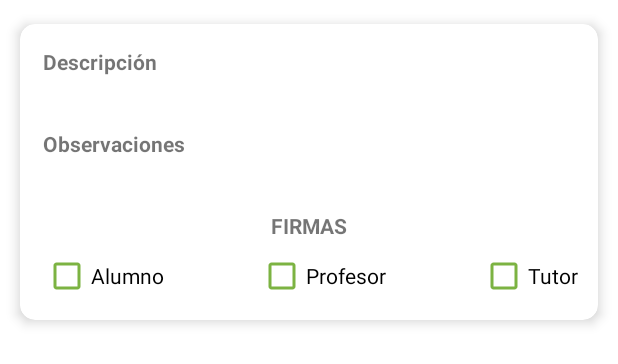
After one commit to Jmarser/Proyecto_as, an Android app: the layout ficha_row.xml on its own in the app's theme, with its tools: preview values and no code run, on a phone screen of 412 x 824 dp. The commit adds this screen. Shown: the top 364 px of the screen. Run offline under Robolectric (Android 15) with nearby library versions, the phone set to English and light mode, and no system bars.

Commit message:
preparando la UI

```diff
--- /dev/null
+++ b/app/src/main/res/drawable/ic_logout.xml
@@ -0,0 +1,5 @@
+<vector android:height="24dp" android:viewportHeight="96.943"
+    android:viewportWidth="96.943" android:width="24dp" xmlns:android="http://schemas.android.com/apk/res/android">
+    <path android:fillColor="#FF000000" android:pathData="M61.168,83.92H11.364V13.025H61.17c1.104,0 2,-0.896 2,-2V3.66c0,-1.104 -0.896,-2 -2,-2H2c-1.104,0 -2,0.896 -2,2v89.623c0,1.104 0.896,2 2,2h59.168c1.105,0 2,-0.896 2,-2V85.92C63.168,84.814 62.274,83.92 61.168,83.92z"/>
+    <path android:fillColor="#FF000000" android:pathData="M96.355,47.058l-26.922,-26.92c-0.75,-0.751 -2.078,-0.75 -2.828,0l-6.387,6.388c-0.781,0.781 -0.781,2.047 0,2.828l12.16,12.162H19.737c-1.104,0 -2,0.896 -2,2v9.912c0,1.104 0.896,2 2,2h52.644L60.221,67.59c-0.781,0.781 -0.781,2.047 0,2.828l6.387,6.389c0.375,0.375 0.885,0.586 1.414,0.586c0.531,0 1.039,-0.211 1.414,-0.586l26.922,-26.92c0.375,-0.375 0.586,-0.885 0.586,-1.414C96.943,47.941 96.73,47.433 96.355,47.058z"/>
+</vector>
--- /dev/null
+++ b/app/src/main/res/layout/ficha_row.xml
@@ -0,0 +1,111 @@
+<?xml version="1.0" encoding="utf-8"?>
+<androidx.cardview.widget.CardView
+    xmlns:android="http://schemas.android.com/apk/res/android"
+    xmlns:app="http://schemas.android.com/apk/res-auto"
+    xmlns:tools="http://schemas.android.com/tools"
+    android:layout_width="match_parent"
+    android:layout_height="wrap_content"
+    android:layout_margin="5dp"
+    app:cardCornerRadius="10dp"
+    app:cardElevation="5dp"
+    app:cardUseCompatPadding="true">
+
+    <androidx.constraintlayout.widget.ConstraintLayout
+        android:layout_width="match_parent"
+        android:layout_height="match_parent"
+        android:padding="5dp">
+
+        <TextView
+            android:id="@+id/tv_info_descripcion"
+            android:layout_width="wrap_content"
+            android:layout_height="wrap_content"
+            android:layout_marginStart="10dp"
+            android:layout_marginTop="10dp"
+            android:text="@string/descripcion"
+            android:textStyle="bold"
+            app:layout_constraintStart_toStartOf="parent"
+            app:layout_constraintTop_toTopOf="parent" />
+
+        <TextView
+            android:id="@+id/tv_descripcion"
+            android:layout_width="0dp"
+            android:layout_height="wrap_content"
+            android:layout_marginStart="10dp"
+            android:layout_marginTop="8dp"
+            android:layout_marginEnd="10dp"
+            android:maxLines="2"
+            app:layout_constraintEnd_toEndOf="parent"
+            app:layout_constraintStart_toStartOf="parent"
+            app:layout_constraintTop_toBottomOf="@+id/tv_info_descripcion" />
+
+        <TextView
+            android:id="@+id/tv_info_observaciones"
+            android:layout_width="wrap_content"
+            android:layout_height="wrap_content"
+            android:layout_marginStart="10dp"
+            android:layout_marginTop="8dp"
+            android:text="@string/observaciones"
+            android:textStyle="bold"
+            app:layout_constraintStart_toStartOf="parent"
+            app:layout_constraintTop_toBottomOf="@+id/tv_descripcion" />
+
+        <TextView
+            android:id="@+id/tv_observaciones"
+            android:layout_width="0dp"
+            android:layout_height="wrap_content"
+            android:layout_marginStart="10dp"
+            android:layout_marginTop="8dp"
+            android:layout_marginEnd="10dp"
+            android:maxLines="2"
+            app:layout_constraintEnd_toEndOf="parent"
+            app:layout_constraintStart_toStartOf="parent"
+            app:layout_constraintTop_toBottomOf="@+id/tv_info_observaciones" />
+
+        <TextView
+            android:id="@+id/tv_info_firmas"
+            android:layout_width="0dp"
+            android:layout_height="wrap_content"
+            android:layout_marginStart="10dp"
+            android:layout_marginTop="8dp"
+            android:layout_marginEnd="10dp"
+            android:text="@string/firmas"
+            android:textAlignment="center"
+            android:textStyle="bold"
+            app:layout_constraintEnd_toEndOf="parent"
+            app:layout_constraintStart_toStartOf="parent"
+            app:layout_constraintTop_toBottomOf="@+id/tv_observaciones" />
+
+        <CheckBox
+            android:id="@+id/cb_firma_alumno"
+            android:layout_width="wrap_content"
+            android:layout_height="wrap_content"
+            android:layout_marginStart="10dp"
+            android:buttonTint="@color/md_light_green_600"
+            android:clickable="false"
+            android:text="@string/alumno"
+            app:layout_constraintStart_toStartOf="parent"
+            app:layout_constraintTop_toBottomOf="@+id/tv_info_firmas" />
+
+        <CheckBox
+            android:id="@+id/cb_firma_profesor"
+            android:layout_width="wrap_content"
+            android:layout_height="wrap_content"
+            android:buttonTint="@color/md_light_green_600"
+            android:clickable="false"
+            android:text="@string/profesor"
+            app:layout_constraintEnd_toStartOf="@+id/cb_firma_tutor"
+            app:layout_constraintStart_toEndOf="@+id/cb_firma_alumno"
+            app:layout_constraintTop_toBottomOf="@+id/tv_info_firmas" />
+
+        <CheckBox
+            android:id="@+id/cb_firma_tutor"
+            android:layout_width="wrap_content"
+            android:layout_height="wrap_content"
+            android:layout_marginEnd="8dp"
+            android:buttonTint="@color/md_light_green_600"
+            android:clickable="false"
+            android:text="@string/tutor"
+            app:layout_constraintEnd_toEndOf="parent"
+            app:layout_constraintTop_toBottomOf="@+id/tv_info_firmas" />
+    </androidx.constraintlayout.widget.ConstraintLayout>
+</androidx.cardview.widget.CardView>
--- a/app/src/main/res/values/strings.xml
+++ b/app/src/main/res/values/strings.xml
@@ -22,4 +22,5 @@
     <string name="no_hay_fichas_disponibles">No hay fichas disponibles</string>
     <string name="logout">Logout</string>
     <string name="fichas_presentadas">Fichas Presentadas</string>
+
 </resources>
```
Also changed, not shown: app/src/main/java/com/jmarser/proyecto_as/adaptadores/AdaptadorAlumno.java (added, +82 -0 lines), app/src/main/java/com/jmarser/proyecto_as/adaptadores/AdaptadorFicha.java (added, +74 -0 lines), app/src/main/java/com/jmarser/proyecto_as/alumnos/view/AlumnosFragment.java (added, +44 -0 lines), app/src/main/java/com/jmarser/proyecto_as/fichasAlumno/view/FichasAlumnoFragment.java (added, +41 -0 lines), app/src/main/res/layout/activity_principal.xml (+13 -0 lines), app/src/main/res/layout/alumnos_row.xml (added, +94 -0 lines), app/src/main/res/layout/fragment_alumnos.xml (added, +13 -0 lines), app/src/main/res/layout/fragment_fichas_alumno.xml (added, +70 -0 lines), app/src/main/res/layout/toolbar_base.xml (added, +10 -0 lines).
